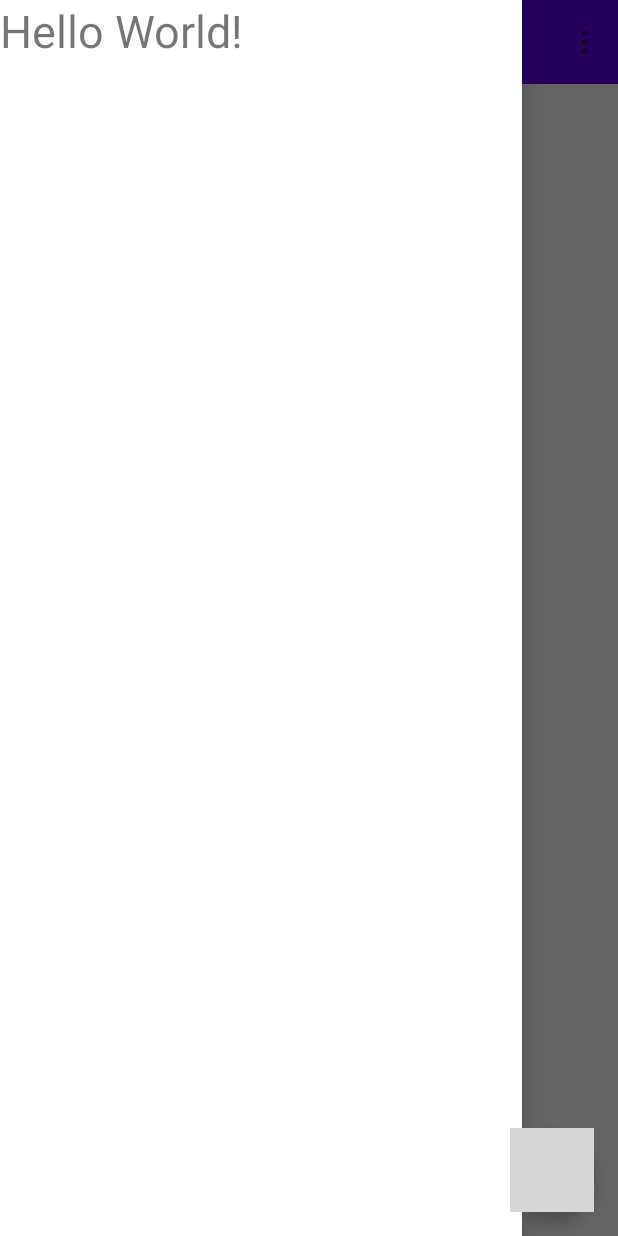
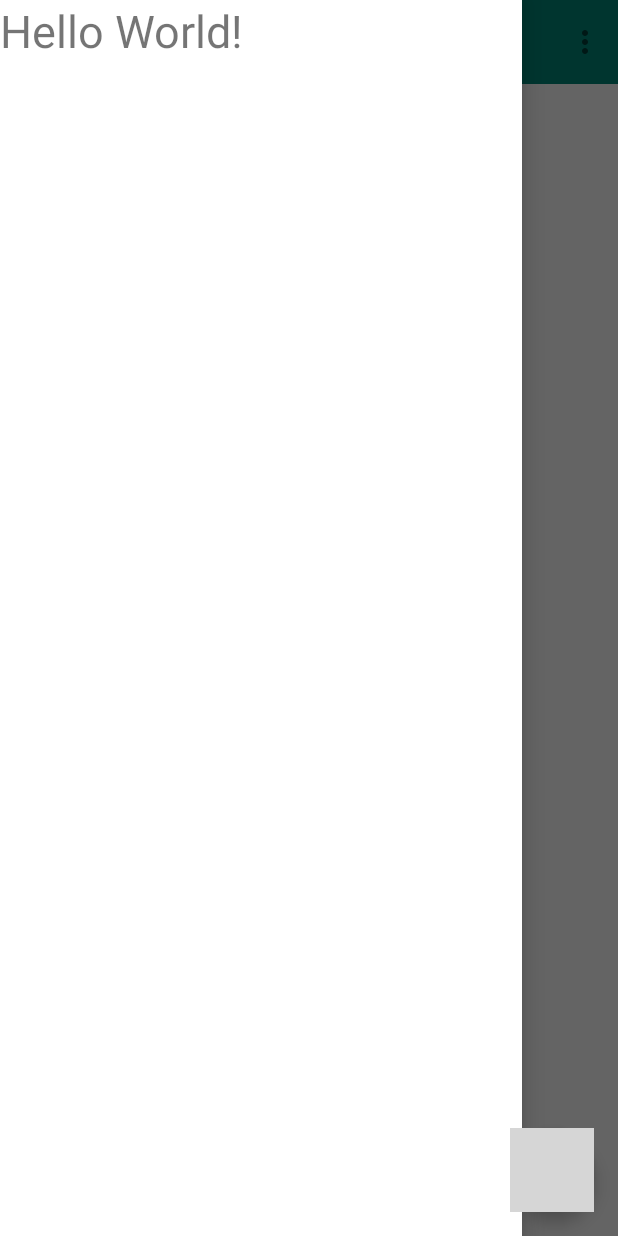
Before and after one commit to Heya30/todolist1, an Android app: the screen it shows after launch (MainActivity), with the side drawer open, on a phone screen of 412 x 824 dp. Run offline under Robolectric (Android 15) with nearby library versions, the phone set to English and light mode, and no system bars; libraries missing offline, so code that uses them is left out: org.litepal, org.litepal.crud; 2 statements that could not run were skipped; grey boxes are pictures that could not be loaded.

Commit message:
Update activity_main.xml

```diff
--- a/app/src/main/res/layout/activity_main.xml
+++ b/app/src/main/res/layout/activity_main.xml
@@ -17,7 +17,7 @@
             android:layout_width="match_parent"
             android:layout_height="?attr/actionBarSize"
             android:layout_alignParentTop="true"
-            android:background="@color/design_default_color_primary"
+            android:background="@color/colorPrimary"
             android:theme="@style/ThemeOverlay.AppCompat.Light"
 
             />
@@ -50,8 +50,8 @@
             android:layout_marginRight="16dp"
             android:layout_marginBottom="16dp"
             android:onClick="add"
-            android:src="@mipmap/ok"
-            app:backgroundTint="@android:color/black" />
+            android:src="@mipmap/add"
+            app:backgroundTint="?attr/colorBackgroundFloating" />
 
 
 
```
